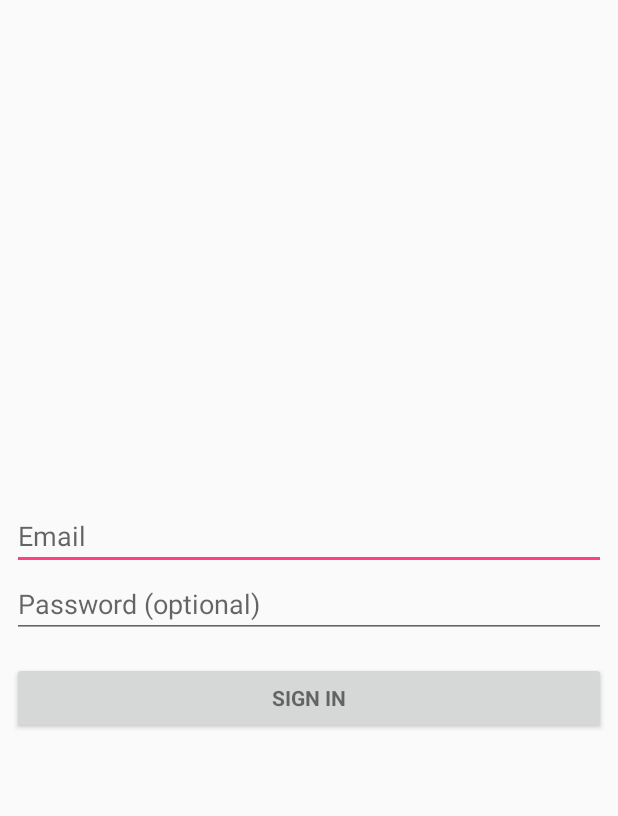
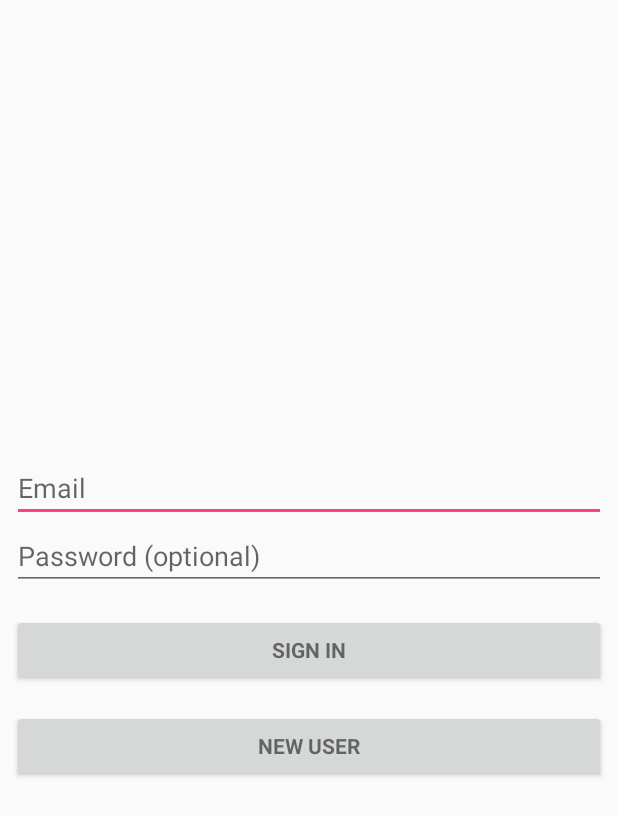
Before and after one commit to jorgeavilae/SporTTeam, an Android app: the screen it shows after launch (LoginActivity), on a phone screen of 412 x 824 dp. Shown: the top 816 px of the screen. Run offline under Robolectric (Android 15) with nearby library versions, the phone set to English and light mode, and no system bars; our stand-ins replace Firebase (no records; nobody signed in at launch, a user with empty details on screens opened directly); 2 statements that could not run were skipped.

Commit message:
Show NewUser dialog

```diff
--- a/app/src/main/java/com/usal/jorgeav/sportapp/LoginActivity.java
+++ b/app/src/main/java/com/usal/jorgeav/sportapp/LoginActivity.java
@@ -10,6 +10,7 @@ import android.database.Cursor;
 import android.os.Build;
 import android.os.Bundle;
 import android.support.annotation.NonNull;
+import android.support.v4.app.FragmentManager;
 import android.support.v7.app.AppCompatActivity;
 import android.support.v7.widget.Toolbar;
 import android.text.TextUtils;
@@ -28,6 +29,7 @@ import com.google.android.gms.tasks.OnCompleteListener;
 import com.google.android.gms.tasks.Task;
 import com.google.firebase.auth.AuthResult;
 import com.google.firebase.auth.FirebaseAuth;
+import com.usal.jorgeav.sportapp.adduser.NewUserFragment;
 import com.usal.jorgeav.sportapp.data.provider.SportteamContract;
 import com.usal.jorgeav.sportapp.data.provider.SportteamDBHelper;
 import com.usal.jorgeav.sportapp.network.FirebaseDatabaseActions;
@@ -76,12 +78,25 @@ public class LoginActivity extends AppCompatActivity implements LoaderCallbacks<
                 attemptLogin();
             }
         });
+        Button mNewUserButton = (Button) findViewById(R.id.new_user_button);
+        mNewUserButton.setOnClickListener(new OnClickListener() {
+            @Override
+            public void onClick(View view) {
+                showNewUserDialog();
+            }
+        });
 
         mLoginFormView = findViewById(R.id.login_form);
         mProgressView = findViewById(R.id.login_progress);
 
         //Si la activity ha girado mientras se completaba la descarga de datos de Firebase
         if(mAuth.getCurrentUser() != null) showProgress(true);
+    }
+
+    private void showNewUserDialog() {
+        FragmentManager fm = getSupportFragmentManager();
+        NewUserFragment newUserFragment = NewUserFragment.newInstance("Some Title");
+        newUserFragment.show(fm, null);
     }
 
     private void populateAutoComplete() {
--- a/app/src/main/res/layout/activity_login.xml
+++ b/app/src/main/res/layout/activity_login.xml
@@ -73,5 +73,14 @@
             android:layout_marginTop="16dp"
             android:text="@string/action_sign_in"
             android:textStyle="bold" />
+
+        <Button
+            android:id="@+id/new_user_button"
+            style="?android:textAppearanceSmall"
+            android:layout_width="match_parent"
+            android:layout_height="wrap_content"
+            android:layout_marginTop="16dp"
+            android:text="New User"
+            android:textStyle="bold" />
     </LinearLayout>
 </android.support.constraint.ConstraintLayout>
```
Also changed, not shown: app/src/main/java/com/usal/jorgeav/sportapp/adduser/NewUserFragment.java (added, +49 -0 lines), app/src/main/res/layout/fragment_new_user.xml (added, +10 -0 lines).
